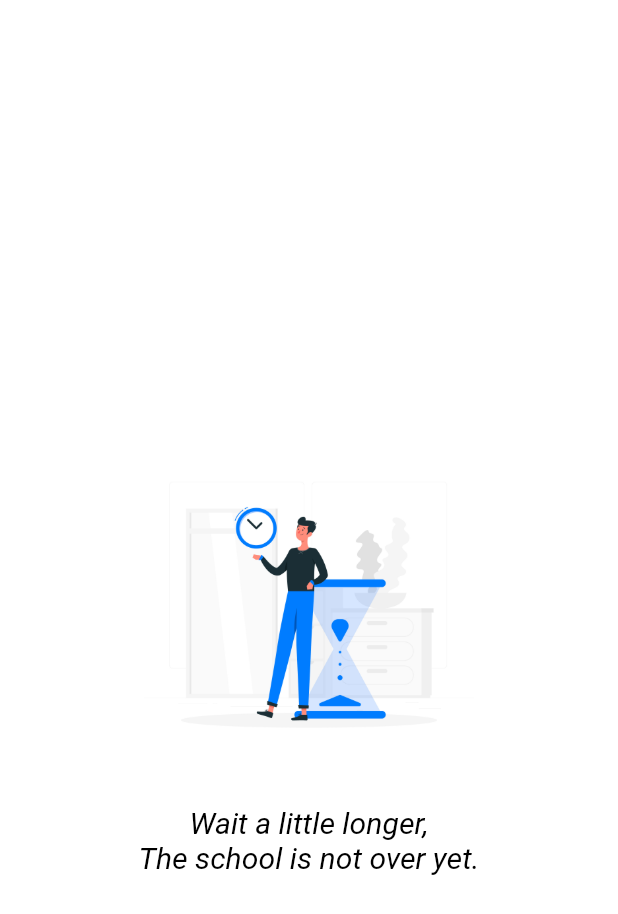
After one commit to Kchanit/school-bus-management, a Flutter app: the DriverHomeView screen opened by its route, on a phone screen of 412 x 824 dp. The commit adds this screen. Shown: the top 914 px of the screen. Run offline on Flutter 3.47's test engine with Material 2 defaults, Android fonts, the light colour scheme and no system bars; our stand-ins replace carousel_slider, firebase_core, firebase_messaging, flutter_secure_storage, geocoding, geolocator and 6 more; missing offline and left inert: flutter_config_plus, flutter_phone_direct_caller, flutter_polyline_points, gcloud; accounts and stored records are empty; network calls fail; statements that could not run were skipped.

Commit message:
feat: Driver Home and End page added

```diff
--- a/lib/app/modules/notification/controllers/notification_controller.dart
+++ b/lib/app/modules/driver_end/controllers/driver_end_controller.dart
@@ -1,7 +1,8 @@
 import 'package:get/get.dart';
+import 'package:school_bus/app/services/auth_service.dart';
 
-class NotificationController extends GetxController {
-  //TODO: Implement NotificationController
+class DriverEndController extends GetxController {
+ final authService = AuthService();
 
   final count = 0.obs;
   @override
@@ -11,6 +12,7 @@ class NotificationController extends GetxController {
 
   @override
   void onReady() {
+    authService.saveState("driver-end");
     super.onReady();
   }
 
--- /dev/null
+++ b/lib/app/modules/driver_home/views/driver_home_view.dart
@@ -0,0 +1,44 @@
+import 'package:flutter/material.dart';
+import 'package:get/get.dart';
+import '../controllers/driver_home_controller.dart';
+
+class DriverHomeView extends GetView<DriverHomeController> {
+  const DriverHomeView({Key? key}) : super(key: key);
+
+  @override
+  Widget build(BuildContext context) {
+    return Scaffold(
+      backgroundColor: Colors.white,
+      appBar: AppBar(
+        backgroundColor: Colors.white,
+        elevation: 0,
+        title: const Text(
+          'Task Completed',
+          style: TextStyle(color: Colors.white),
+        ),
+        centerTitle: true,
+      ),
+      body: Center(
+        child: Column(
+          mainAxisAlignment: MainAxisAlignment.center,
+          children: [
+            Image.asset(
+              "assets/images/time.jpg",
+              height: 220.0,
+            ),
+            const SizedBox(height: 20),
+            Text(
+              'Wait a little longer,\nThe school is not over yet.',
+              style: TextStyle(
+                fontSize: 20,
+                color: Colors.black,
+                fontStyle: FontStyle.italic,
+              ),
+              textAlign: TextAlign.center,
+            ),
+          ],
+        ),
+      ),
+    );
+  }
+}
--- a/lib/app/modules/home/views/home_view.dart
+++ b/lib/app/modules/home/views/home_view.dart
@@ -18,12 +18,6 @@ class HomeView extends GetView<HomeController> {
           backgroundColor: Colors.white,
           elevation: 0,
           actions: [
-            IconButton(
-              onPressed: () {
-                Get.toNamed(Routes.NOTIFICATION);
-              },
-              icon: const Icon(Icons.notifications_rounded),
-            ),
             IconButton(
               onPressed: () {
                 Get.toNamed(Routes.CHANGE_STATUS);
--- a/lib/app/routes/app_routes.dart
+++ b/lib/app/routes/app_routes.dart
@@ -15,13 +15,14 @@ abstract class Routes {
   static const REGISTER_STUDENT = _Paths.REGISTER_STUDENT;
   static const PICK_ADDRESS = _Paths.PICK_ADDRESS;
   static const SELECT_STUDENT = _Paths.SELECT_STUDENT;
-  static const NOTIFICATION = _Paths.NOTIFICATION;
   static const SETTING = _Paths.SETTING;
   static const CHANGE_STATUS = _Paths.CHANGE_STATUS;
   static const REORDER_STUDENT = _Paths.REORDER_STUDENT;
   static const CHECK = _Paths.CHECK;
   static const MAP = _Paths.MAP;
   static const CHANGE_PASSWORD = _Paths.CHANGE_PASSWORD;
+  static const DRIVER_HOME = _Paths.DRIVER_HOME;
+  static const DRIVER_END = _Paths.DRIVER_END;
 }
 
 abstract class _Paths {
@@ -36,11 +37,12 @@ abstract class _Paths {
   static const REGISTER_STUDENT = '/register-student';
   static const PICK_ADDRESS = '/pick-address';
   static const SELECT_STUDENT = '/select-student';
-  static const NOTIFICATION = '/notification';
   static const SETTING = '/setting';
   static const CHANGE_STATUS = '/change-status';
   static const REORDER_STUDENT = '/reorder-student';
   static const CHECK = '/check';
   static const MAP = '/map';
   static const CHANGE_PASSWORD = '/change-password';
+  static const DRIVER_HOME = '/driver-home';
+  static const DRIVER_END = '/driver-end';
 }
--- a/lib/controllers/user_controller.dart
+++ b/lib/controllers/user_controller.dart
@@ -1,4 +1,5 @@
 import 'package:get/get.dart';
+import 'package:intl/intl.dart';
 import 'package:school_bus/app/services/api_service.dart';
 import 'package:school_bus/app/services/auth_service.dart';
 import 'package:school_bus/controllers/student_controller.dart';
--- a/lib/main.dart
+++ b/lib/main.dart
@@ -60,7 +60,9 @@ void main() async {
       page = Routes.HOME;
     } else {
       Get.find<UserController>().fetchDriver(userId);
-      switch (state) {
+        switch (state) {
+        case 'driver-end':
+          page = Routes.DRIVER_END;
         case 'reorder':
           page = Routes.REORDER_STUDENT;
           break;
```
Also changed, not shown: lib/app/modules/driver_end/bindings/driver_end_binding.dart (added, +12 -0 lines), lib/app/modules/driver_end/views/driver_end_view.dart (added, +44 -0 lines), lib/app/modules/driver_home/bindings/driver_home_binding.dart (added, +12 -0 lines), lib/app/modules/driver_home/controllers/driver_home_controller.dart (added, +25 -0 lines), lib/app/modules/map/controllers/map_controller.dart (+19 -0 lines), lib/app/modules/notification/bindings/notification_binding.dart (deleted, +0 -12 lines), lib/app/modules/notification/views/notification_view.dart (deleted, +0 -85 lines), lib/app/routes/app_pages.dart (+14 -7 lines), lib/app/widgets/driver/custom_driver_draggable.dart (+0 -18 lines), lib/app/widgets/driver/custom_driver_stepper.dart (+3 -15 lines), assets/images/thankYou.jpg (added), assets/images/time.jpg (added).
